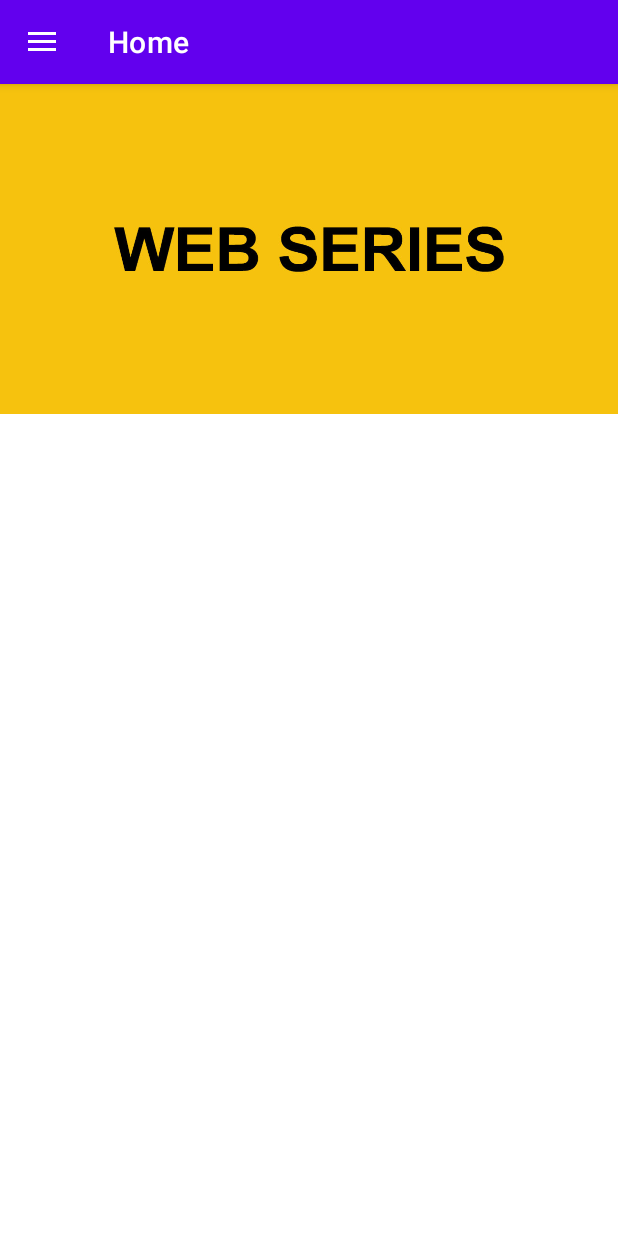
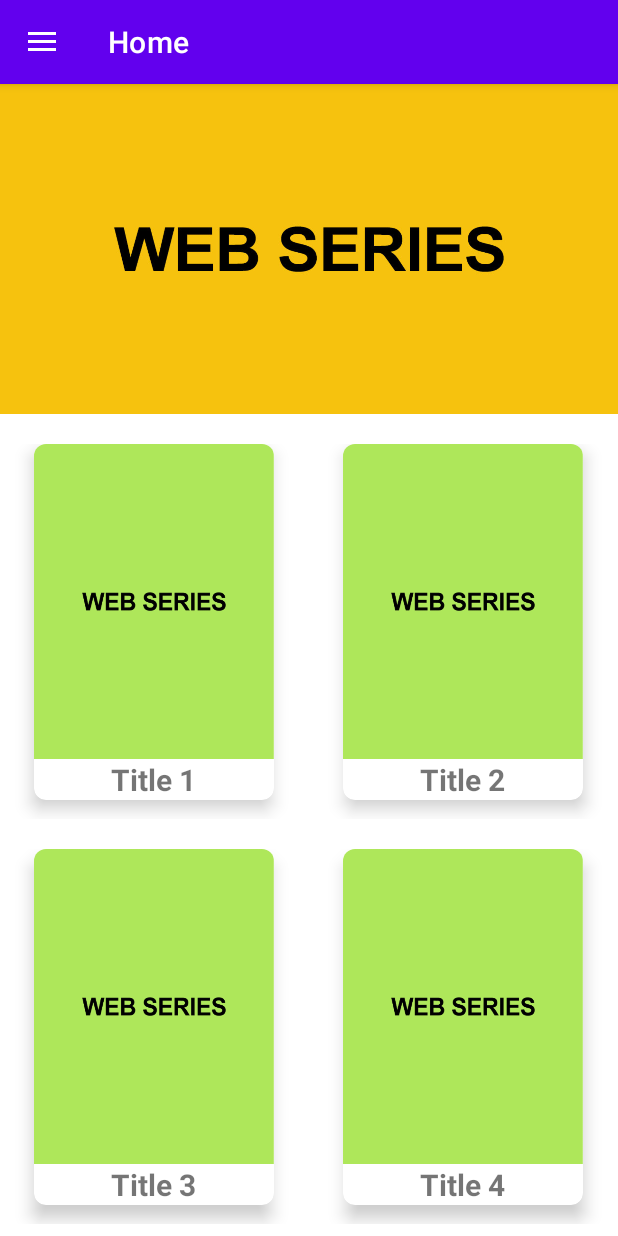
Before and after one commit to zfareed/WebFlix, an Android app: the screen it shows after launch (MainActivity), on a phone screen of 412 x 824 dp. Run offline under Robolectric (Android 15) with nearby library versions, the phone set to English and light mode, and no system bars; our stand-ins replace navigation-ui.

Commit message:
Created RecyclerView + CardView in GridLayout

```diff
--- a/app/build.gradle
+++ b/app/build.gradle
@@ -41,4 +41,5 @@ dependencies {
     testImplementation 'junit:junit:4.+'
     androidTestImplementation 'androidx.test.ext:junit:1.1.2'
     androidTestImplementation 'androidx.test.espresso:espresso-core:3.3.0'
+    implementation "androidx.cardview:cardview:1.0.0"
 }
--- /dev/null
+++ b/app/src/main/java/com/example/webflix/HomeAdapter.java
@@ -0,0 +1,63 @@
+package com.example.webflix;
+
+import android.content.Context;
+import android.view.LayoutInflater;
+import android.view.View;
+import android.view.ViewGroup;
+import android.widget.ImageView;
+import android.widget.TextView;
+
+import androidx.annotation.NonNull;
+import androidx.recyclerview.widget.RecyclerView;
+
+import java.util.ArrayList;
+
+public class HomeAdapter extends RecyclerView.Adapter<HomeAdapter.ViewHolder> {
+    Context context;
+    ArrayList<VideoData> data;
+
+    public HomeAdapter(Context context, ArrayList<VideoData> data) {
+        this.context = context;
+        this.data = data;
+    }
+
+    @NonNull
+    @Override
+    public ViewHolder onCreateViewHolder(@NonNull ViewGroup parent, int viewType) {
+        LayoutInflater inflater = LayoutInflater.from(context);
+        View view = inflater.inflate(R.layout.single_data_layout,parent,false);
+        ViewHolder holder = new ViewHolder(view);
+
+        return holder;
+    }
+
+    @Override
+    public void onBindViewHolder(@NonNull ViewHolder holder, int position) {
+        VideoData videodata = data.get(position);
+        holder.Title.setText(videodata.Video_title);
+        holder.VideoImage.setBackgroundResource(videodata.Video_image);
+        /*holder.Title.setText("Title");*/
+
+
+    }
+
+    @Override
+    public int getItemCount() {
+
+        return data.size();
+    }
+
+    public static class ViewHolder extends RecyclerView.ViewHolder {
+        ImageView VideoImage;
+        TextView Title;
+
+        public ViewHolder(@NonNull View itemView) {
+            super(itemView);
+
+            VideoImage = itemView.findViewById(R.id.cardImage);
+            Title = itemView.findViewById(R.id.video_title_text);
+
+        }
+    }
+
+}
--- a/app/src/main/java/com/example/webflix/HomeFragment.java
+++ b/app/src/main/java/com/example/webflix/HomeFragment.java
@@ -4,6 +4,8 @@ import android.content.Context;
 import android.os.Bundle;
 
 import androidx.fragment.app.Fragment;
+import androidx.recyclerview.widget.GridLayoutManager;
+import androidx.recyclerview.widget.RecyclerView;
 
 import android.view.LayoutInflater;
 import android.view.View;
@@ -11,11 +13,14 @@ import android.view.ViewGroup;
 import android.widget.ImageView;
 import android.widget.ViewFlipper;
 
+import java.util.ArrayList;
+
 
 public class HomeFragment extends Fragment {
 
     View view;
     ViewFlipper flipper;
+    ArrayList<VideoData> videoData;
 
 
     @Override
@@ -26,10 +31,18 @@ public class HomeFragment extends Fragment {
 
         flipper = view.findViewById(R.id.flipper);
 
-        int slideshowArray[] = {R.drawable.slider, R.drawable.webflix_logo, R.drawable.slider};
+        int slideshowArray[] = {R.drawable.slider, R.drawable.slider, R.drawable.slider};
 
         for (int i = 0; i < slideshowArray.length; i++)
             slideShow(slideshowArray[i]);
+
+        VideoData();
+
+        RecyclerView recyclerView = view.findViewById(R.id.rclrview);
+        HomeAdapter homeAdapter = new HomeAdapter(getContext(),videoData);
+        GridLayoutManager gridLayoutManager = new GridLayoutManager(getContext(),2,GridLayoutManager.VERTICAL,false);
+        recyclerView.setLayoutManager(gridLayoutManager);
+        recyclerView.setAdapter(homeAdapter);
 
 
         return view;
@@ -48,4 +61,20 @@ public class HomeFragment extends Fragment {
 
 
     }
+
+    public void VideoData(){
+        videoData = new ArrayList<VideoData>();
+        videoData.add(new VideoData("Title 1",R.drawable.web_series_image));
+        videoData.add(new VideoData("Title 2",R.drawable.web_series_image));
+        videoData.add(new VideoData("Title 3",R.drawable.web_series_image));
+        videoData.add(new VideoData("Title 4",R.drawable.web_series_image));
+        videoData.add(new VideoData("Title 5",R.drawable.web_series_image));
+        videoData.add(new VideoData("Title 6",R.drawable.web_series_image));
+        videoData.add(new VideoData("Title 7",R.drawable.web_series_image));
+        videoData.add(new VideoData("Title 8",R.drawable.web_series_image));
+        videoData.add(new VideoData("Title 9",R.drawable.web_series_image));
+        videoData.add(new VideoData("Title 10",R.drawable.web_series_image));
+
+    }
+
 }
--- /dev/null
+++ b/app/src/main/java/com/example/webflix/VideoData.java
@@ -0,0 +1,11 @@
+package com.example.webflix;
+
+public class VideoData {
+    String Video_title;
+    int Video_image;
+
+    public VideoData(String video_title, int video_image) {
+        Video_title = video_title;
+        Video_image = video_image;
+    }
+}
--- a/app/src/main/res/layout/fragment_home.xml
+++ b/app/src/main/res/layout/fragment_home.xml
@@ -9,6 +9,14 @@
    <ViewFlipper
        android:id="@+id/flipper"
        android:layout_width="match_parent"
-       android:background="@color/yello"
+       android:background="@color/light_gray"
        android:layout_height="220dp"/>
+
+   <androidx.recyclerview.widget.RecyclerView
+       android:id="@+id/rclrview"
+       android:layout_width="match_parent"
+       android:layout_height="match_parent"
+       android:layout_weight="1"/>
+
+
 </LinearLayout>
--- /dev/null
+++ b/app/src/main/res/layout/single_data_layout.xml
@@ -0,0 +1,45 @@
+<?xml version="1.0" encoding="utf-8"?>
+<LinearLayout xmlns:android="http://schemas.android.com/apk/res/android"
+    xmlns:app="http://schemas.android.com/apk/res-auto"
+    xmlns:tools="http://schemas.android.com/tools"
+    android:layout_width="match_parent"
+    android:layout_height="250dp"
+    android:orientation="vertical"
+    android:layout_marginTop="20dp">
+
+    <androidx.cardview.widget.CardView
+        xmlns:android="http://schemas.android.com/apk/res/android"
+        app:cardCornerRadius="8dp"
+        app:cardElevation="7dp"
+        android:layout_width="wrap_content"
+        android:layout_height="wrap_content"
+        android:layout_gravity="center">
+
+
+        <LinearLayout
+            android:layout_width="match_parent"
+            android:layout_height="match_parent"
+            android:orientation="vertical"
+            android:gravity="center">
+
+            <ImageView
+                android:id="@+id/cardImage"
+                android:layout_width="160dp"
+                android:layout_height="210dp"
+                android:background="@color/light_gray"
+                />
+
+            <TextView
+                android:id="@+id/video_title_text"
+                android:layout_width="wrap_content"
+                android:layout_height="wrap_content"
+                android:textSize="20sp"
+                android:textStyle="bold"
+                android:text="TextView" />
+
+
+        </LinearLayout>
+
+    </androidx.cardview.widget.CardView>
+
+</LinearLayout>
--- a/app/src/main/res/values/colors.xml
+++ b/app/src/main/res/values/colors.xml
@@ -8,4 +8,6 @@
     <color name="black">#FF000000</color>
     <color name="white">#FFFFFFFF</color>
     <color name="yello">#f6c600</color>
+    <color name="light_gray">#7E7D7D</color>
+    <color name="offwight">#F8F1B8</color>
 </resources>
```
Also changed, not shown: app/src/main/res/drawable-hdpi/web_series_image.png (added), app/src/main/res/drawable-mdpi/web_series_image.png (added), app/src/main/res/drawable-xhdpi/web_series_image.png (added), app/src/main/res/drawable-xxhdpi/web_series_image.png (added), app/src/main/res/drawable-xxxhdpi/web_series_image.png (added), app/src/main/test_image-playstore.png (added).
